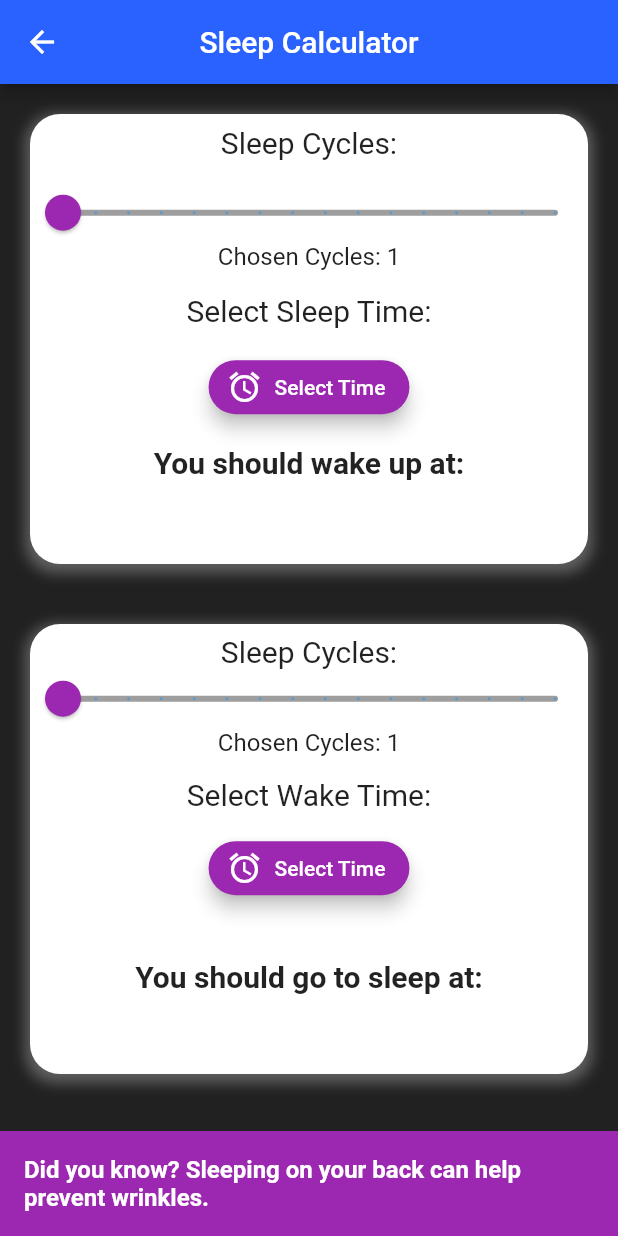
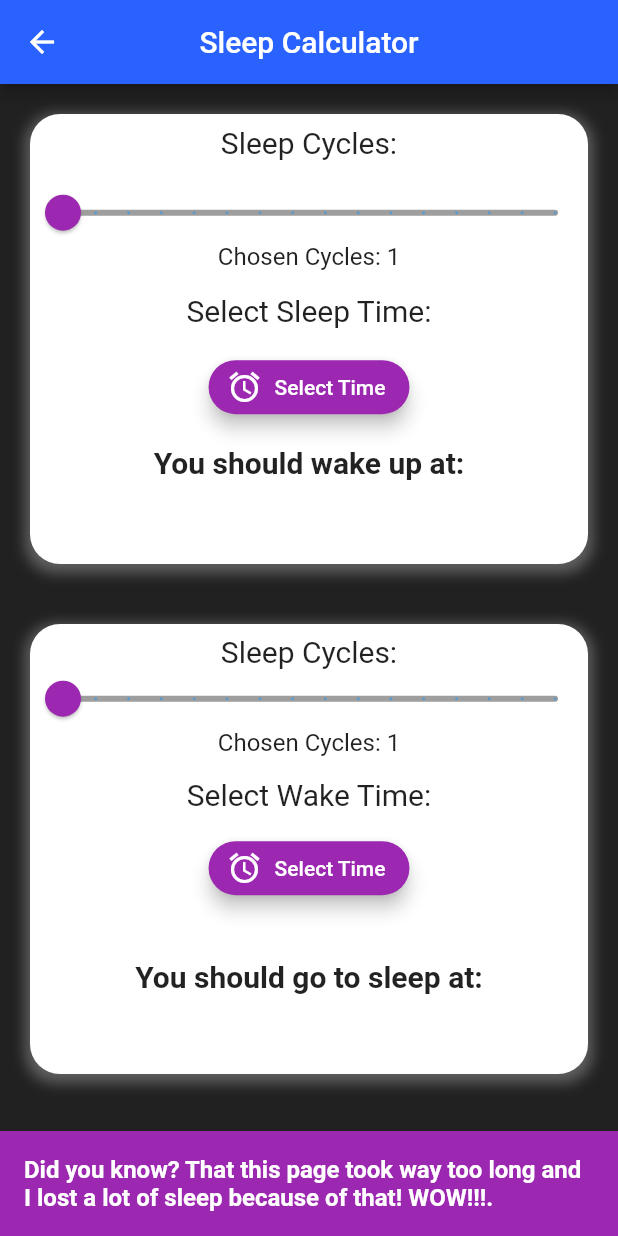
Before and after one commit to Snail51/SweetDreams, a Flutter app: the screen it shows after launch, after a tap on "Sleep Calculator", on a phone screen of 412 x 824 dp. Run offline on Flutter 3.47's test engine with Material 2 defaults, Android fonts, the phone set to English and light mode, and no system bars; our stand-ins replace audioplayers, fl_chart, flutter_rating_bar, tuple; missing offline and left inert: time_range_picker.

Commit message:
updated facts

```diff
--- a/lib/dreams/views/newCalc.dart
+++ b/lib/dreams/views/newCalc.dart
@@ -21,9 +21,9 @@ class _CalcPageState extends State<CalcPage> {
     "Sleeping on your back can help prevent wrinkles.",
     "There are a total of 16 sleep cycles, each having a total time of 90 minutes.",
     "Newborns sleep up to 17 hours a day.",
-    "Dolphins sleep with one eye open.",
+    "This calculator went through 5 different variations! *I want to not alive*.",
     "Dreams are the result of your brain processing emotions and memories.",
-    "The record for the most time spent without dreaming is 18 days, 21 hours, and 40 minutes.",
+    "Turn around.",
     "REM sleep is when most of our dreaming occurs.",
     "The average person falls asleep in about 7 minutes.",
     "Humans are the only mammals that willingly delay sleep.",
@@ -34,11 +34,11 @@ class _CalcPageState extends State<CalcPage> {
     "Lack of sleep can impair judgement and decision-making.",
     "REM sleep helps to improve learning and memory.",
     "Snoring can be a sign of sleep apnea.",
-    "Some animals, such as birds and some fish, sleep with only one half of their brain at a time.",
+    "Making this calculator took way to long and I was dying the entire time please help me.",
     "Sleepwalking is most common in children and tends to decrease with age.",
     "Chronic sleep deprivation has been linked to an increased risk of heart disease and stroke."
   ];
-  String currentFact = "Did you know? " + "Sleeping on your back can help prevent wrinkles.";
+  String currentFact = "Did you know? " + "That this page took way too long and I lost a lot of sleep because of that! WOW!!!.";
 
 
   @override
```
